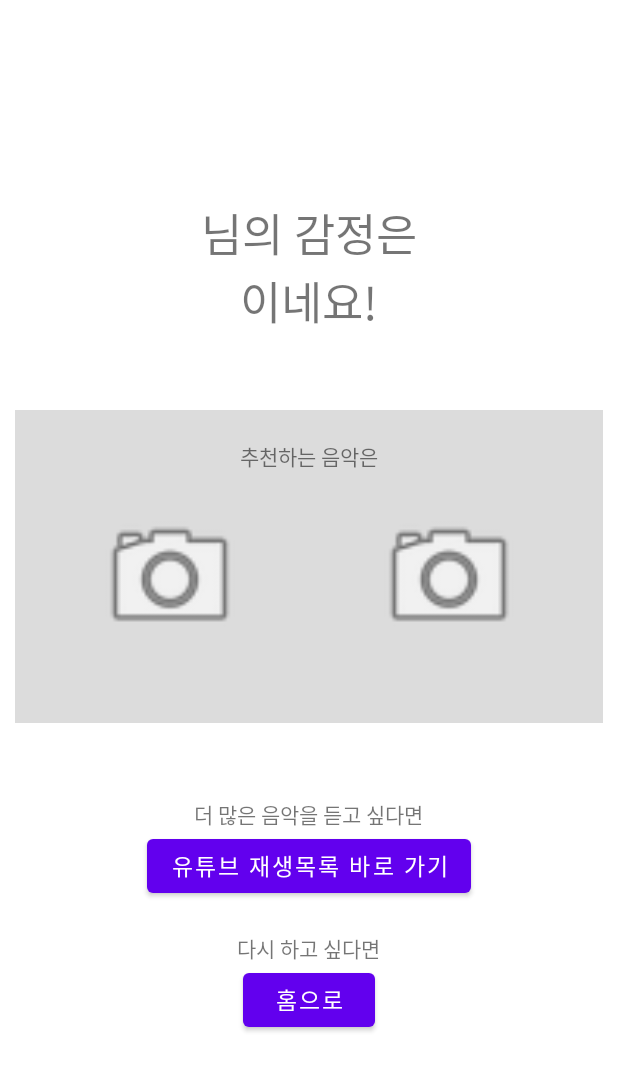
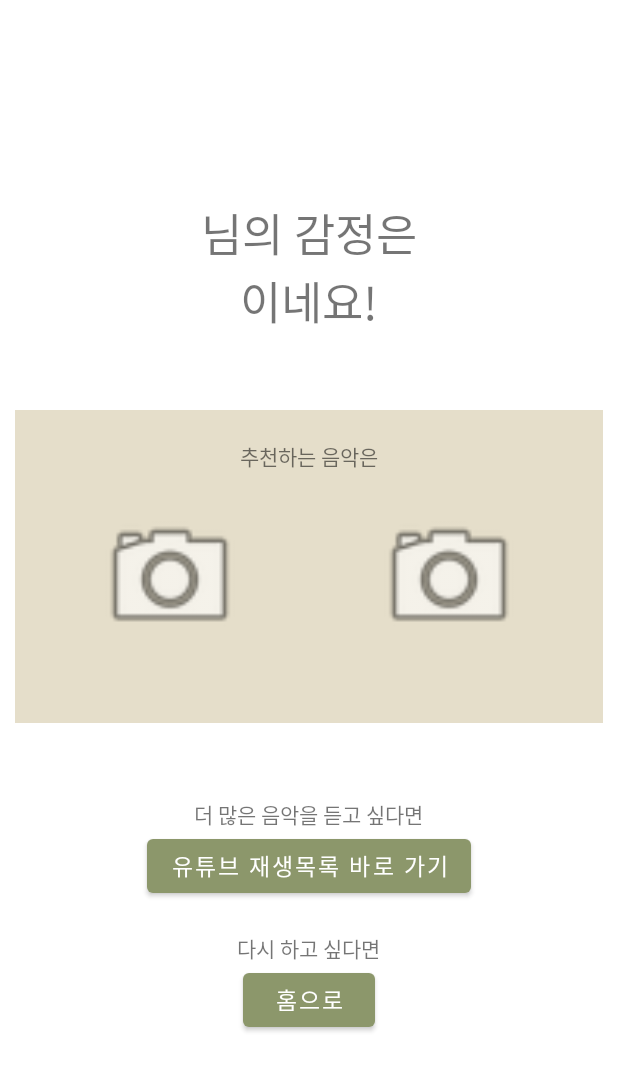
Before and after one commit to KU-ESFP/Develop, an Android app: the ResultActivity screen opened directly, with no data from a screen before it, on a phone screen of 412 x 824 dp. Shown: the top 1071 px of the screen. Run offline under Robolectric (Android 15) with nearby library versions, the phone set to English and light mode, and no system bars; 4 statements that could not run were skipped.

Commit message:
메인 컬러 변경, 런처 배경이미지 추가

```diff
--- a/FeelRing/app/src/main/java/com/FeelRing/activity/LauncherActivity.java
+++ b/FeelRing/app/src/main/java/com/FeelRing/activity/LauncherActivity.java
@@ -24,6 +24,8 @@ public class LauncherActivity extends BaseActivity {
     TextView tvVersion;
     CHECK_STATUS STATUS = CHECK_STATUS.STATUS_NETWORK;
     Context context;
+
+    // TODO: 런처 시간 늦추기
 
     @Override
     protected void onCreate(Bundle savedInstanceState) {
--- a/FeelRing/app/src/main/res/layout/activity_launcher.xml
+++ b/FeelRing/app/src/main/res/layout/activity_launcher.xml
@@ -3,6 +3,7 @@
     xmlns:app="http://schemas.android.com/apk/res-auto"
     android:layout_width="match_parent"
     android:layout_height="match_parent"
+    android:background="@drawable/ex_launcher_image"
     >
 
     <TextView
--- a/FeelRing/app/src/main/res/layout/activity_result.xml
+++ b/FeelRing/app/src/main/res/layout/activity_result.xml
@@ -30,7 +30,7 @@
                     android:id="@+id/tv_name"
                     android:layout_width="wrap_content"
                     android:layout_height="match_parent"
-                    android:textColor="@color/purple_700"
+                    android:textColor="@color/serve_color"
                     android:textSize="30dp"
                     tools:text="ㅇㅇㅇ"
                     />
@@ -55,7 +55,7 @@
                     android:id="@+id/tv_emotion"
                     android:layout_width="wrap_content"
                     android:layout_height="match_parent"
-                    android:textColor="@color/purple_700"
+                    android:textColor="@color/serve_color"
                     android:textSize="30dp"
                     tools:text="행복"
                     />
@@ -76,7 +76,7 @@
             android:orientation="vertical"
             android:layout_margin="10dp"
             android:padding="10dp"
-            android:background="@color/gray">
+            android:background="@color/ivory_color">
 
             <TextView
                 android:layout_width="wrap_content"
--- a/FeelRing/app/src/main/res/values/colors.xml
+++ b/FeelRing/app/src/main/res/values/colors.xml
@@ -10,5 +10,10 @@
     <color name="red">#FF0000</color>
     <color name="gray">#DCDCDC</color>
 
+    <color name="main_color">#8c976b</color>
+    <color name="serve_color">#5e6c47</color>
+    <color name="ivory_color">#e5deca</color>
+    <color name="beige_color">#c9bda1</color>
+
 
 </resources>
--- a/FeelRing/app/src/main/res/values/themes.xml
+++ b/FeelRing/app/src/main/res/values/themes.xml
@@ -6,12 +6,12 @@
         <item name="windowNoTitle">true</item>
 
         <!-- Primary brand color. -->
-        <item name="colorPrimary">@color/purple_500</item>
-        <item name="colorPrimaryVariant">@color/purple_700</item>
+        <item name="colorPrimary">@color/main_color</item>
+        <item name="colorPrimaryVariant">@color/serve_color</item>
         <item name="colorOnPrimary">@color/white</item>
         <!-- Secondary brand color. -->
-        <item name="colorSecondary">@color/teal_200</item>
-        <item name="colorSecondaryVariant">@color/teal_700</item>
+        <item name="colorSecondary">@color/main_color</item>
+        <item name="colorSecondaryVariant">@color/serve_color</item>
         <item name="colorOnSecondary">@color/black</item>
         <!-- Status bar color. -->
         <item name="android:statusBarColor" tools:targetApi="l">?attr/colorPrimaryVariant</item>
```
Also changed, not shown: 1 other file.
